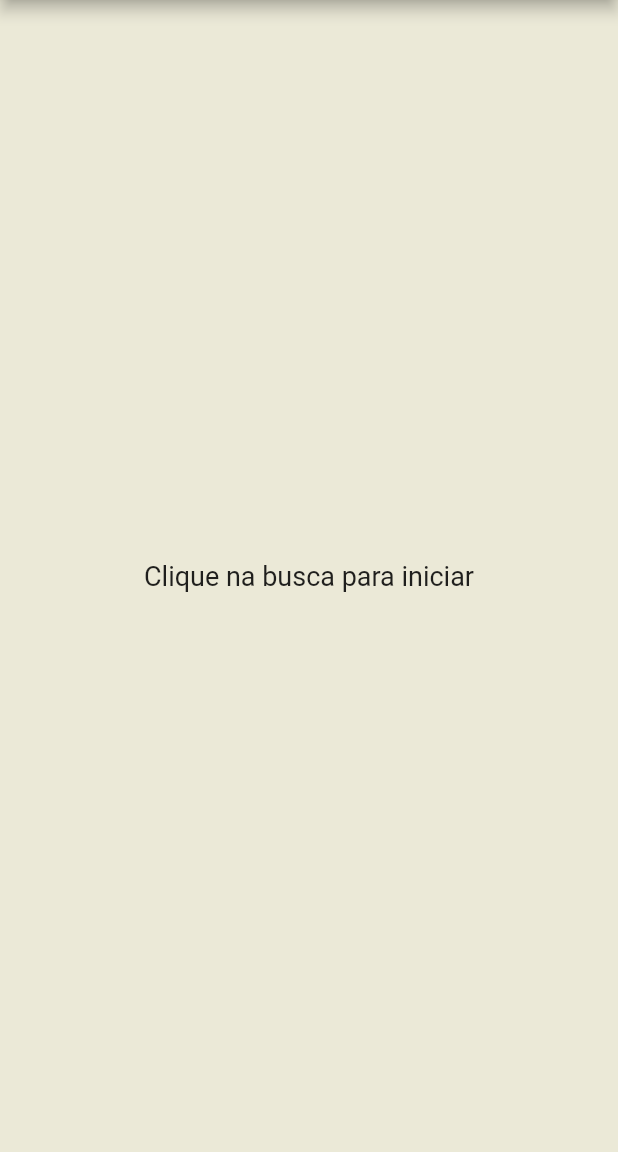
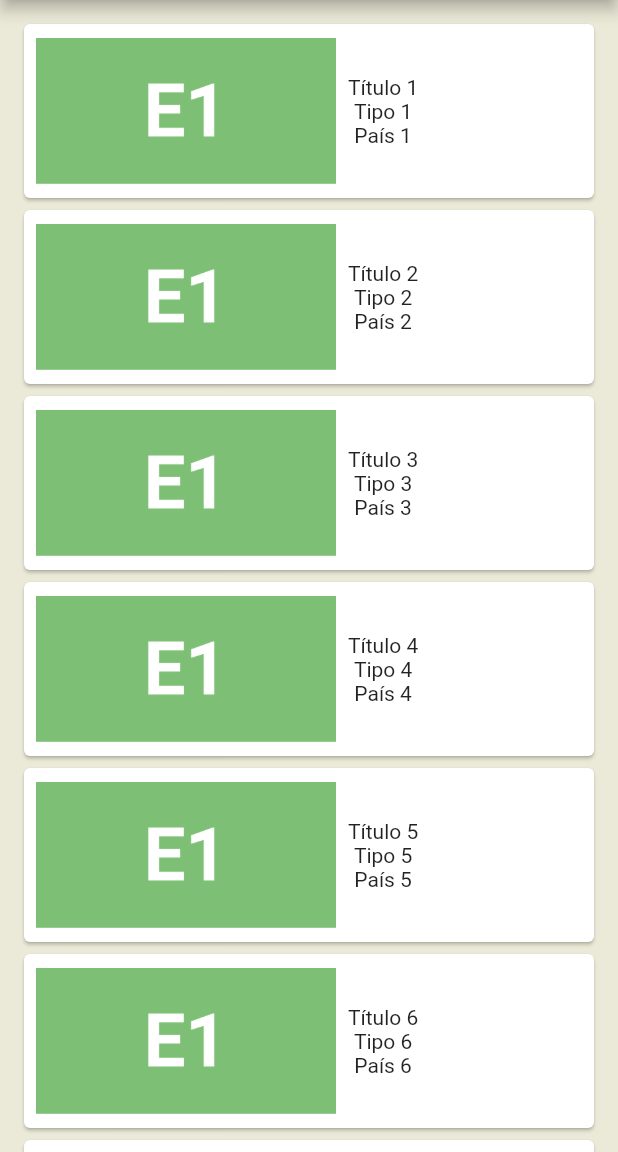
Before and after one commit to jorgednts/companies-app, a Flutter app: the MainView screen opened by its route, on a phone screen of 412 x 824 dp, the part 84-1236 px from its top. Run offline on Flutter 3.47's test engine with Material 2 defaults, Android fonts, the light colour scheme and no system bars.

Commit message:
create class Company and simulate ListView with company list

```diff
--- a/lib/views/login_view.dart
+++ b/lib/views/login_view.dart
@@ -146,7 +146,7 @@ class _LoginViewState extends State<LoginView> {
                     onPressed: () {
                       _formKeyEmail.currentState!.validate();
                       _formKeyPassword.currentState!.validate();
-                      //Navigator.of(context).pushReplacementNamed('/main');
+                      Navigator.of(context).pushReplacementNamed('/main');
                     },
                     style: ElevatedButton.styleFrom(
                       primary: Color(0xff57bbbc),
--- a/lib/views/main_view.dart
+++ b/lib/views/main_view.dart
@@ -9,12 +9,55 @@ class MainView extends StatefulWidget {
 }
 
 class _MainViewState extends State<MainView> {
-  var _successfulRequestResult = false;
+  var _successfulRequestResult = true;
   var _informationForUserToStartSearch = 'Clique na busca para iniciar';
   var _informationForUserNoResult = 'Nenhuma empresa foi encontrada para a busca realizada';
 
+  List<Company> recoverCompanyList() {
+    List<Company> list = [];
+    Company company1 = Company(
+        'assets/images/enterprise.png', 'Título 1', 'Tipo 1', 'País 1');
+    Company company2 = Company(
+        'assets/images/enterprise.png', 'Título 2', 'Tipo 2', 'País 2');
+    Company company3 = Company(
+        'assets/images/enterprise.png', 'Título 3', 'Tipo 3', 'País 3');
+    Company company4 = Company(
+        'assets/images/enterprise.png', 'Título 4', 'Tipo 4', 'País 4');
+    Company company5 = Company(
+        'assets/images/enterprise.png', 'Título 5', 'Tipo 5', 'País 5');
+    Company company6 = Company(
+        'assets/images/enterprise.png', 'Título 6', 'Tipo 6', 'País 6');
+    Company company7 = Company(
+        'assets/images/enterprise.png', 'Título 7', 'Tipo 7', 'País 7');
+    Company company8 = Company(
+        'assets/images/enterprise.png', 'Título 8', 'Tipo 8', 'País 8');
+    Company company9 = Company(
+        'assets/images/enterprise.png', 'Título 9', 'Tipo 9', 'País 9');
+    Company company10 = Company(
+        'assets/images/enterprise.png', 'Título 10', 'Tipo 10', 'País 1,');
+    Company company11 = Company(
+        'assets/images/enterprise.png', 'Título 11', 'Tipo 11', 'País 11');
+    Company company12 = Company(
+        'assets/images/enterprise.png', 'Título 12', 'Tipo 12', 'País 12');
+    list.add(company1);
+    list.add(company2);
+    list.add(company3);
+    list.add(company4);
+    list.add(company5);
+    list.add(company6);
+    list.add(company7);
+    list.add(company8);
+    list.add(company9);
+    list.add(company10);
+    list.add(company11);
+    list.add(company12);
+    return list;
+  }
+
   @override
   Widget build(BuildContext context) {
+    var list = recoverCompanyList();
+
     return Scaffold(
       backgroundColor: Color(0xffebe9d7),
       appBar: AppBar(
@@ -36,20 +79,71 @@ class _MainViewState extends State<MainView> {
           ),
         ],
       ),
-      body: SizedBox(
-          height: MediaQuery.of(context).size.height,
-          width: MediaQuery.of(context).size.width,
-          child: Container(
+      body: SingleChildScrollView(
+        child: SizedBox(
+          child: Center(
             child: Column(
-              mainAxisAlignment: MainAxisAlignment.center,
-              crossAxisAlignment: CrossAxisAlignment.center,
               children: [
-                if(_successfulRequestResult) SizedBox() else Container(
-                    child: Text(_informationForUserToStartSearch, style: TextStyle(fontSize: 18),)),
+                if(_successfulRequestResult) Padding(
+                  padding: const EdgeInsets.all(12.0),
+                  child: SizedBox(
+                    height: MediaQuery
+                        .of(context)
+                        .size
+                        .height,
+                    width: MediaQuery
+                        .of(context)
+                        .size
+                        .width,
+                    child: ListView.builder(
+                      itemCount: list.length,
+                      itemBuilder: (context, index){
+                        return Card(
+                          color: Colors.white,
+                          child: Row(
+                            children: [
+                              Padding(
+                                padding: const EdgeInsets.all(8.0),
+                                child: Image.asset(list[index].image, height: 100, width: 200,),
+                              ),
+                              Column(
+                                children: [
+                                  Text(list[index].name),
+                                  Text(list[index].type),
+                                  Text(list[index].country),
                                 ],
-            )
                               ),
-      ) ,
+                            ],
+                          ),
+                        );
+                      },),
+                  ),
+                ) else
+                  Container(
+                      child: Text(_informationForUserToStartSearch,
+                        style: TextStyle(fontSize: 18),)),
+              ],
+            ),
+          ),
+        ),
+      ),
     );
   }
 }
+
+class Company {
+  String _image;
+  String _name;
+  String _type;
+  String _country;
+
+  Company(this._image, this._name, this._type, this._country);
+
+  String get country => _country;
+
+  String get type => _type;
+
+  String get name => _name;
+
+  String get image => _image;
+}
```
Lines whose indentation alone changed are shown as unchanged.
